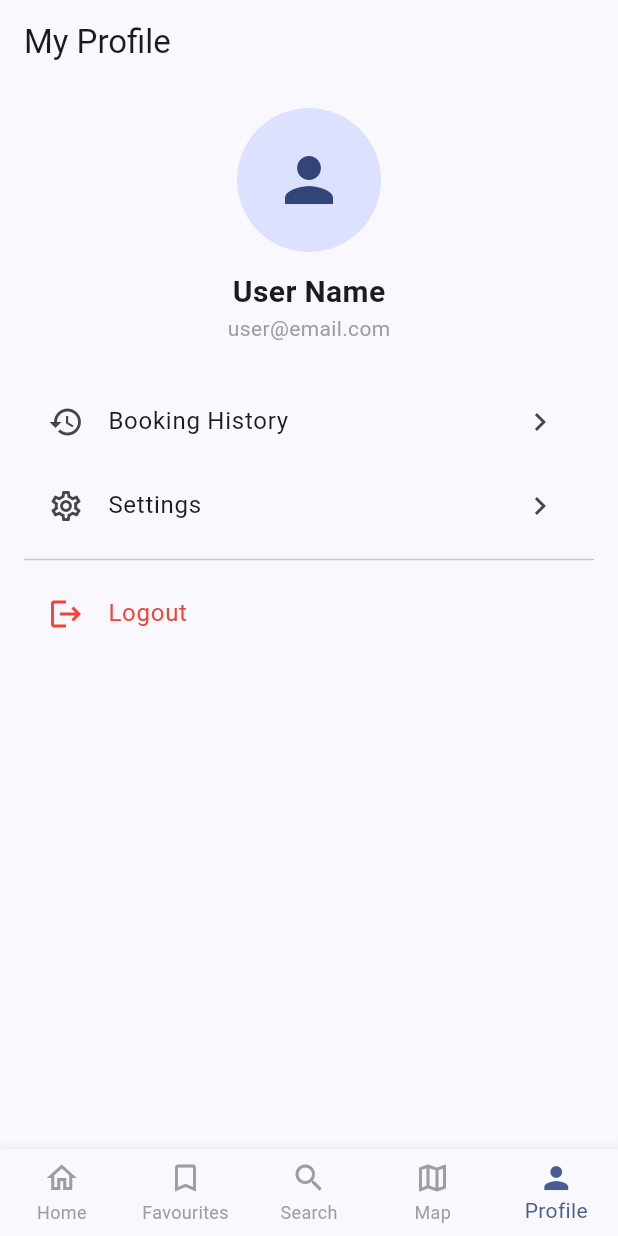
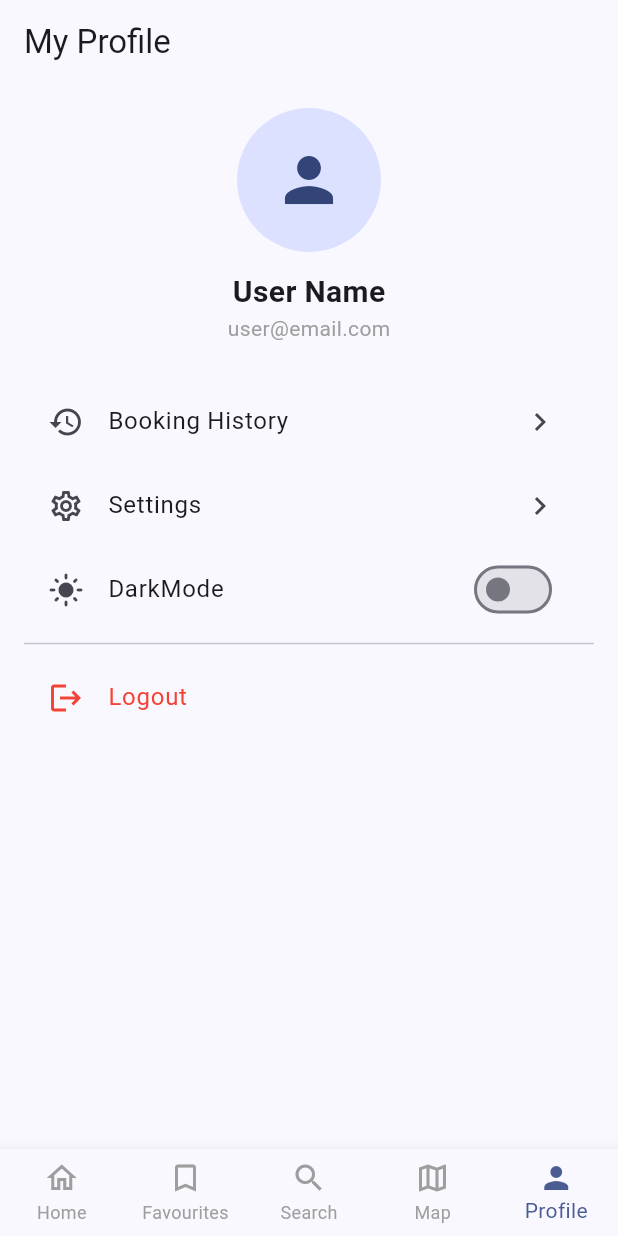
Before and after one commit to MakelPuiri/ParkHub, a Flutter app: the ProfileScreen screen opened by its route, on a phone screen of 412 x 824 dp. Run offline on Flutter 3.47's test engine with Material 3 defaults, Android fonts, the phone set to English and light mode, and no system bars; our stand-ins replace flutter_map, geolocator, latlong2; accounts and stored records are empty.

Commit message:
Added manual toggle for light/dark mode from profile screen. Applies changes system wide

```diff
--- a/parkhub/lib/screens/home_screen.dart
+++ b/parkhub/lib/screens/home_screen.dart
@@ -45,6 +45,7 @@ class HomeScreen extends StatelessWidget {
 
   @override
   Widget build(BuildContext context) {
+
     return Scaffold(
       appBar: AppBar(
         title: const Text('ParkHub'),
--- a/parkhub/lib/screens/profile_screen.dart
+++ b/parkhub/lib/screens/profile_screen.dart
@@ -1,6 +1,7 @@
 import 'package:flutter/material.dart';
 import '../app/routes.dart';
 import '../widgets/custom_bottom_nav_bar.dart';
+import '../themes/theme_controller.dart';
 
 class ProfileScreen extends StatelessWidget {
   const ProfileScreen({super.key});
@@ -25,6 +26,9 @@ class ProfileScreen extends StatelessWidget {
             ),
             const Text('user@email.com', style: TextStyle(color: Colors.grey)),
             const SizedBox(height: 24),
+
+
+
             ListTile(
               leading: const Icon(Icons.history),
               title: const Text('Booking History'),
@@ -41,6 +45,33 @@ class ProfileScreen extends StatelessWidget {
                 // TODO: Navigate to settings screen
               },
             ),
+
+            ValueListenableBuilder(
+              valueListenable: themeNotifier,
+
+              builder: (context, ThemeMode currentMode, child){
+                final bool isDark =
+                currentMode == ThemeMode.dark;
+
+                return ListTile(
+                  leading: Icon(
+                    isDark ? Icons.dark_mode : Icons.light_mode,
+                  ),
+
+                  title: const Text('DarkMode'),
+
+                  trailing: Switch(
+                    value: isDark,
+
+                    onChanged: (value) {
+                      themeNotifier.value =
+                        value ? ThemeMode.dark : ThemeMode.light;
+                    },
+                  ),
+                );
+              },
+            ),
+
             const Divider(),
             ListTile(
               leading: const Icon(Icons.logout, color: Colors.red),
--- /dev/null
+++ b/parkhub/lib/themes/theme_controller.dart
@@ -0,0 +1,4 @@
+import 'package:flutter/material.dart';
+
+ValueNotifier<ThemeMode> themeNotifier =
+ValueNotifier(ThemeMode.light);
```
Also changed, not shown: parkhub/lib/app/app.dart (+23 -1 lines).
